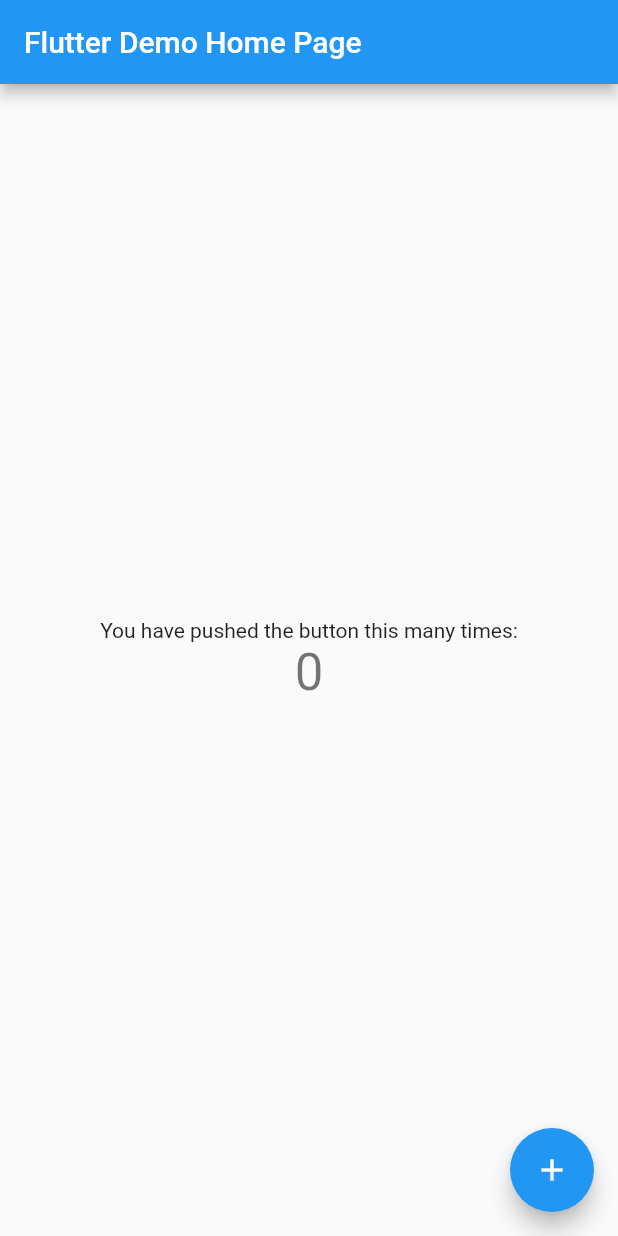
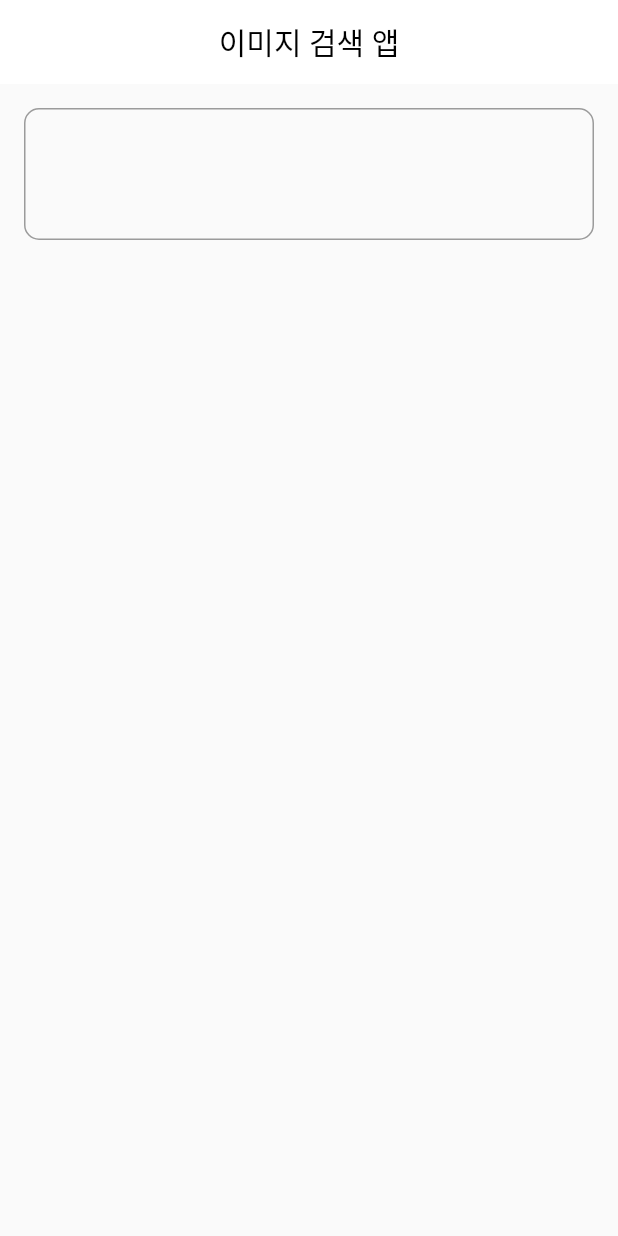
Before and after one commit to JackDinealKIM/flutter-clean-architecture, a Flutter app: the screen it shows after launch, on a phone screen of 412 x 824 dp. Run offline on Flutter 3.47's test engine with Material 2 defaults, Android fonts, the phone set to English and light mode, and no system bars.

Commit message:
api call with streambuilder via InheritedWidget

```diff
--- /dev/null
+++ b/lib/data/photo_provider.dart
@@ -0,0 +1,35 @@
+
+
+import 'dart:async';
+
+import 'package:clean_architecture/data/pixabay_api.dart';
+import 'package:flutter/material.dart';
+
+import '../model/pixabay.dart';
+
+
+class PhotoProvider extends InheritedWidget {
+  final PixabayApi api;
+
+  final _photoStreamController = StreamController<List<Photo>>()..add([]);
+  Stream<List<Photo>> get photoStream => _photoStreamController.stream;
+
+  PhotoProvider({required this.api, required super.child});
+
+  static PhotoProvider of(BuildContext context) {
+    final PhotoProvider? result = context.dependOnInheritedWidgetOfExactType<PhotoProvider>();
+    assert(result != null, 'No PixabayApi found in context');
+    return result!;
+  }
+
+  Future<void> fetch(String query) async {
+    final result = await api.fetch(query);
+    _photoStreamController.add(result);
+  }
+
+  @override
+  bool updateShouldNotify(PhotoProvider oldWidget) {
+    return oldWidget.api != api;
+  }
+
+}
--- /dev/null
+++ b/lib/data/pixabay_api.dart
@@ -0,0 +1,21 @@
+import 'dart:convert';
+import 'package:http/http.dart' as http;
+
+import '../model/pixabay.dart';
+
+class PixabayApi {
+  final baseUrl = 'https://pixabay.com/api/';
+  final key = '28491446-5f9dca4fd56a91a8e5ecfb1ce';
+
+  Future<List<Photo>> fetch(String query) async {
+    var url = Uri.parse(
+        '$baseUrl?key=$key&q=$query&image_type=photo');
+    var response = await http.get(url);
+    print('Response status: ${response.statusCode}');
+    print('Response body: ${response.body}');
+    Map<String, dynamic> jsonResponse = jsonDecode(response.body);
+    Iterable hits = jsonResponse['hits'];
+
+    return hits.map((e) => Photo.fromJson(e)).toList();
+  }
+}
--- a/lib/main.dart
+++ b/lib/main.dart
@@ -1,4 +1,8 @@
+import 'package:clean_architecture/data/photo_provider.dart';
+import 'package:clean_architecture/ui/home_screen.dart';
 import 'package:flutter/material.dart';
+
+import 'data/pixabay_api.dart';
 
 void main() {
   runApp(const MyApp());
@@ -7,109 +11,17 @@
 class MyApp extends StatelessWidget {
   const MyApp({Key? key}) : super(key: key);
 
-  // This widget is the root of your application.
   @override
   Widget build(BuildContext context) {
     return MaterialApp(
       title: 'Flutter Demo',
       theme: ThemeData(
-        // This is the theme of your application.
-        //
-        // Try running your application with "flutter run". You'll see the
-        // application has a blue toolbar. Then, without quitting the app, try
-        // changing the primarySwatch below to Colors.green and then invoke
-        // "hot reload" (press "r" in the console where you ran "flutter run",
-        // or simply save your changes to "hot reload" in a Flutter IDE).
-        // Notice that the counter didn't reset back to zero; the application
-        // is not restarted.
         primarySwatch: Colors.blue,
       ),
-      home: const MyHomePage(title: 'Flutter Demo Home Page'),
+      home: PhotoProvider(
+        api: PixabayApi(),
+        child: const HomeScreen(),
+      ),
     );
   }
 }
-
-class MyHomePage extends StatefulWidget {
-  const MyHomePage({Key? key, required this.title}) : super(key: key);
-
-  // This widget is the home page of your application. It is stateful, meaning
-  // that it has a State object (defined below) that contains fields that affect
-  // how it looks.
-
-  // This class is the configuration for the state. It holds the values (in this
-  // case the title) provided by the parent (in this case the App widget) and
-  // used by the build method of the State. Fields in a Widget subclass are
-  // always marked "final".
-
-  final String title;
-
-  @override
-  State<MyHomePage> createState() => _MyHomePageState();
-}
-
-class _MyHomePageState extends State<MyHomePage> {
-  int _counter = 0;
-
-  void _incrementCounter() {
-    setState(() {
-      // This call to setState tells the Flutter framework that something has
-      // changed in this State, which causes it to rerun the build method below
-      // so that the display can reflect the updated values. If we changed
-      // _counter without calling setState(), then the build method would not be
-      // called again, and so nothing would appear to happen.
-      _counter++;
-    });
-  }
-
-  @override
-  Widget build(BuildContext context) {
-    // This method is rerun every time setState is called, for instance as done
-    // by the _incrementCounter method above.
-    //
-    // The Flutter framework has been optimized to make rerunning build methods
-    // fast, so that you can just rebuild anything that needs updating rather
-    // than having to individually change instances of widgets.
-    return Scaffold(
-      appBar: AppBar(
-        // Here we take the value from the MyHomePage object that was created by
-        // the App.build method, and use it to set our appbar title.
-        title: Text(widget.title),
-      ),
-      body: Center(
-        // Center is a layout widget. It takes a single child and positions it
-        // in the middle of the parent.
-        child: Column(
-          // Column is also a layout widget. It takes a list of children and
-          // arranges them vertically. By default, it sizes itself to fit its
-          // children horizontally, and tries to be as tall as its parent.
-          //
-          // Invoke "debug painting" (press "p" in the console, choose the
-          // "Toggle Debug Paint" action from the Flutter Inspector in Android
-          // Studio, or the "Toggle Debug Paint" command in Visual Studio Code)
-          // to see the wireframe for each widget.
-          //
-          // Column has various properties to control how it sizes itself and
-          // how it positions its children. Here we use mainAxisAlignment to
-          // center the children vertically; the main axis here is the vertical
-          // axis because Columns are vertical (the cross axis would be
-          // horizontal).
-          mainAxisAlignment: MainAxisAlignment.center,
-          children: <Widget>[
-            const Text(
-              'You have pushed the button this many times:',
-            ),
-            Text(
-              '$_counter',
-              style: Theme.of(context).textTheme.headline4,
-            ),
-          ],
-        ),
-      ),
-      floatingActionButton: FloatingActionButton(
-        onPressed: _incrementCounter,
-        tooltip: 'Increment',
-        child: const Icon(Icons.add),
-      ), // This trailing comma makes auto-formatting nicer for build methods.
-    );
-  }
-}
--- /dev/null
+++ b/lib/model/pixabay.dart
@@ -0,0 +1,128 @@
+// JSON to Dart online converter Null Safety
+// https://www.jsontodart.in
+
+class Pixabay {
+  Pixabay({
+    required this.total,
+    required this.totalHits,
+    required this.hits,
+  });
+  late final int total;
+  late final int totalHits;
+  late final List<Photo> hits;
+
+  Pixabay.fromJson(Map<String, dynamic> json){
+    total = json['total'];
+    totalHits = json['totalHits'];
+    hits = List.from(json['hits']).map((e)=>Photo.fromJson(e)).toList();
+  }
+
+  Map<String, dynamic> toJson() {
+    final _data = <String, dynamic>{};
+    _data['total'] = total;
+    _data['totalHits'] = totalHits;
+    _data['hits'] = hits.map((e)=>e.toJson()).toList();
+    return _data;
+  }
+}
+
+class Photo {
+  Photo({
+    required this.id,
+    required this.pageURL,
+    required this.type,
+    required this.tags,
+    required this.previewURL,
+    required this.previewWidth,
+    required this.previewHeight,
+    required this.webformatURL,
+    required this.webformatWidth,
+    required this.webformatHeight,
+    required this.largeImageURL,
+    required this.imageWidth,
+    required this.imageHeight,
+    required this.imageSize,
+    required this.views,
+    required this.downloads,
+    required this.collections,
+    required this.likes,
+    required this.comments,
+    required this.userId,
+    required this.user,
+    required this.userImageURL,
+  });
+  late final int id;
+  late final String pageURL;
+  late final String type;
+  late final String tags;
+  late final String previewURL;
+  late final int previewWidth;
+  late final int previewHeight;
+  late final String webformatURL;
+  late final int webformatWidth;
+  late final int webformatHeight;
+  late final String largeImageURL;
+  late final int imageWidth;
+  late final int imageHeight;
+  late final int imageSize;
+  late final int views;
+  late final int downloads;
+  late final int collections;
+  late final int likes;
+  late final int comments;
+  late final int userId;
+  late final String user;
+  late final String userImageURL;
+
+  Photo.fromJson(Map<String, dynamic> json){
+    id = json['id'];
+    pageURL = json['pageURL'];
+    type = json['type'];
+    tags = json['tags'];
+    previewURL = json['previewURL'];
+    previewWidth = json['previewWidth'];
+    previewHeight = json['previewHeight'];
+    webformatURL = json['webformatURL'];
+    webformatWidth = json['webformatWidth'];
+    webformatHeight = json['webformatHeight'];
+    largeImageURL = json['largeImageURL'];
+    imageWidth = json['imageWidth'];
+    imageHeight = json['imageHeight'];
+    imageSize = json['imageSize'];
+    views = json['views'];
+    downloads = json['downloads'];
+    collections = json['collections'];
+    likes = json['likes'];
+    comments = json['comments'];
+    userId = json['user_id'];
+    user = json['user'];
+    userImageURL = json['userImageURL'];
+  }
+
+  Map<String, dynamic> toJson() {
+    final _data = <String, dynamic>{};
+    _data['id'] = id;
+    _data['pageURL'] = pageURL;
+    _data['type'] = type;
+    _data['tags'] = tags;
+    _data['previewURL'] = previewURL;
+    _data['previewWidth'] = previewWidth;
+    _data['previewHeight'] = previewHeight;
+    _data['webformatURL'] = webformatURL;
+    _data['webformatWidth'] = webformatWidth;
+    _data['webformatHeight'] = webformatHeight;
+    _data['largeImageURL'] = largeImageURL;
+    _data['imageWidth'] = imageWidth;
+    _data['imageHeight'] = imageHeight;
+    _data['imageSize'] = imageSize;
+    _data['views'] = views;
+    _data['downloads'] = downloads;
+    _data['collections'] = collections;
+    _data['likes'] = likes;
+    _data['comments'] = comments;
+    _data['user_id'] = userId;
+    _data['user'] = user;
+    _data['userImageURL'] = userImageURL;
+    return _data;
+  }
+}
--- /dev/null
+++ b/lib/ui/home_screen.dart
@@ -0,0 +1,86 @@
+import 'dart:convert';
+
+import 'package:clean_architecture/data/photo_provider.dart';
+import 'package:clean_architecture/data/pixabay_api.dart';
+import 'package:clean_architecture/model/pixabay.dart';
+import 'package:clean_architecture/ui/widget/photo_widget.dart';
+import 'package:flutter/material.dart';
+
+class HomeScreen extends StatefulWidget {
+  const HomeScreen({Key? key}) : super(key: key);
+
+  @override
+  State<HomeScreen> createState() => _HomeScreenState();
+}
+
+class _HomeScreenState extends State<HomeScreen> {
+  final _controller = TextEditingController();
+
+  @override
+  void dispose() {
+    _controller.dispose();
+    super.dispose();
+  }
+
+  @override
+  Widget build(BuildContext context) {
+    final photoProvider = PhotoProvider.of(context);
+
+    return Scaffold(
+      appBar: AppBar(
+        centerTitle: true,
+        backgroundColor: Colors.white,
+        title: const Text(
+          '이미지 검색 앱',
+          style: TextStyle(color: Colors.black),
+        ),
+        elevation: 0,
+      ),
+      body: Column(
+        children: [
+          Padding(
+            padding: EdgeInsets.all(16.0),
+            child: TextField(
+              controller: _controller,
+              decoration: InputDecoration(
+                  border: OutlineInputBorder(
+                      borderRadius: BorderRadius.all(Radius.circular(10.0))),
+                  suffix: IconButton(
+                    onPressed: () async {
+                      photoProvider.fetch(_controller.text);
+                    },
+                    icon: Icon(Icons.search),
+                  )),
+            ),
+          ),
+          StreamBuilder<List<Photo>>(
+            stream: photoProvider.photoStream,
+            builder: (context, snapshot) {
+              if(!snapshot.hasData) {
+                return const CircularProgressIndicator();
+              }
+
+              final photos = snapshot.data!;
+              return Expanded(
+                child: GridView.builder(
+                  padding: const EdgeInsets.all(16.0),
+                  itemCount: photos.length,
+                  gridDelegate: const SliverGridDelegateWithFixedCrossAxisCount(
+                    crossAxisCount: 2,
+                    crossAxisSpacing: 16,
+                    mainAxisSpacing: 16,
+                  ),
+                  itemBuilder: (context, index) {
+                    return PhotoWidget(
+                      photo: photos[index],
+                    );
+                  },
+                ),
+              );
+            }
+          )
+        ],
+      ),
+    );
+  }
+}
--- a/pubspec.yaml
+++ b/pubspec.yaml
@@ -34,6 +34,7 @@
   # The following adds the Cupertino Icons font to your application.
   # Use with the CupertinoIcons class for iOS style icons.
   cupertino_icons: ^1.0.2
+  http: ^0.13.4
 
 dev_dependencies:
   flutter_test:
```
Also changed, not shown: lib/ui/widget/photo_widget.dart (added, +22 -0 lines).
